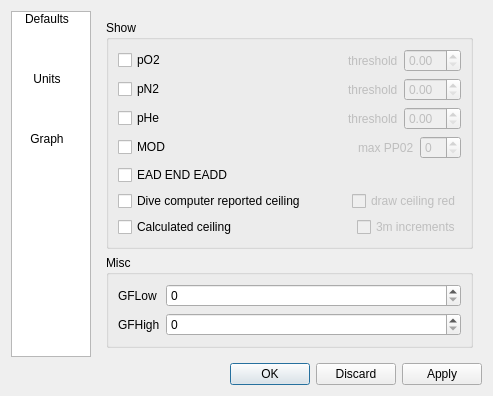
First picture: the form in qt-ui/preferences.ui, repository atdotde/subsurface, before the edit.
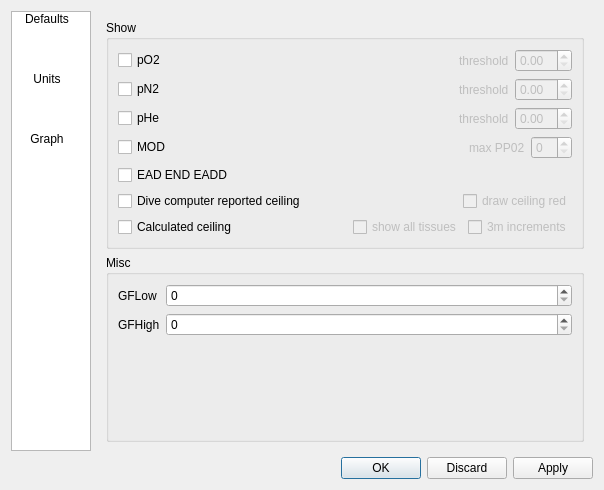
Second picture: the form after the edit. The open tabs and pages were chosen to show the change. Icons and pictures are not drawn.

Commit message: Add a preferences option for all tissue display.

```diff
--- a/qt-ui/preferences.ui
+++ b/qt-ui/preferences.ui
@@ -6,8 +6,8 @@
    <rect>
     <x>0</x>
     <y>0</y>
-    <width>444</width>
-    <height>386</height>
+    <width>604</width>
+    <height>490</height>
    </rect>
   </property>
   <property name="windowTitle">
@@ -648,6 +648,16 @@
                 </property>
                </spacer>
               </item>
+              <item>
+               <widget class="QCheckBox" name="all_tissues">
+                <property name="enabled">
+                 <bool>false</bool>
+                </property>
+                <property name="text">
+                 <string>show all tissues</string>
+                </property>
+               </widget>
+              </item>
               <item>
                <widget class="QCheckBox" name="increment_3m">
                 <property name="enabled">
```
Left out of the diff: 26 changed lines with no effect on the pictures. The commit also changes 7 other files.
